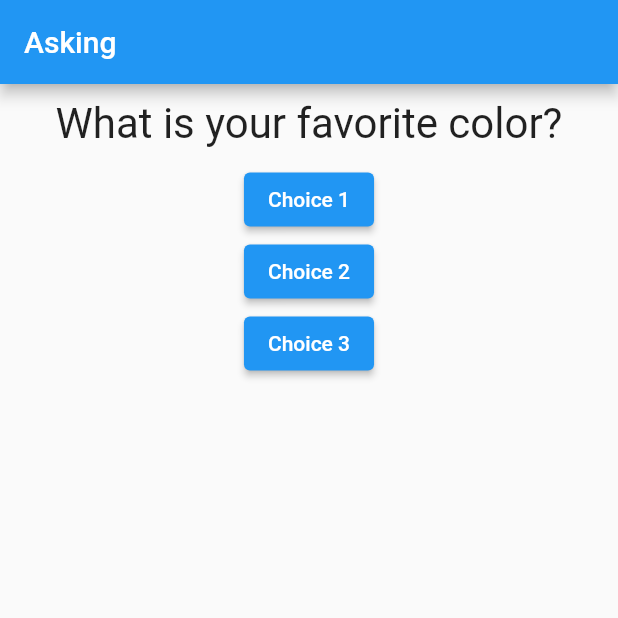
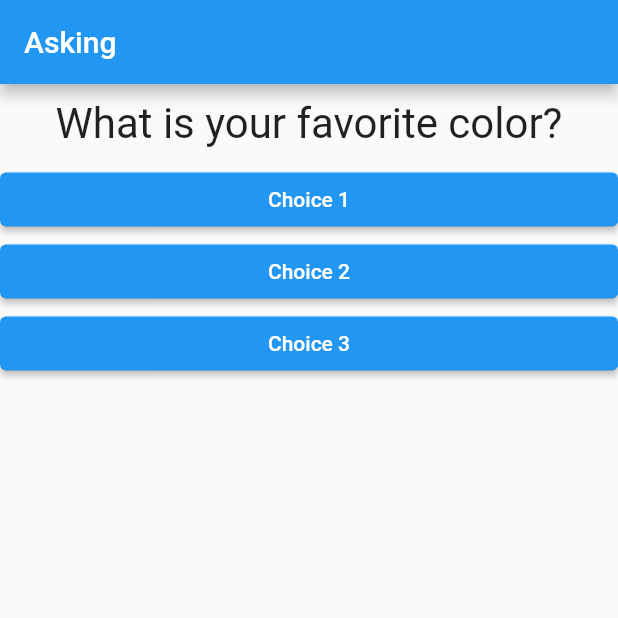
Before and after one commit to davisantosr/ask_questions_flutter_app, a Flutter app: the screen it shows after launch, on a phone screen of 412 x 824 dp, the top half of it. Run offline on Flutter 3.47's test engine with Material 2 defaults, Android fonts, the phone set to English and light mode, and no system bars.

Commit message:
add Answer | add cb

```diff
--- /dev/null
+++ b/lib/answer.dart
@@ -0,0 +1,18 @@
+import 'package:flutter/material.dart';
+
+class Answer extends StatelessWidget {
+  final String text;
+  final void Function() onSelection;
+
+  Answer(this.text, this.onSelection);
+
+  @override
+  Widget build(BuildContext context) {
+    return Container(
+        width: double.infinity,
+        child: ElevatedButton(
+          child: Text(text),
+          onPressed: onSelection,
+        ));
+  }
+}
--- a/lib/main.dart
+++ b/lib/main.dart
@@ -1,5 +1,6 @@
 import 'package:flutter/material.dart';
 import './question.dart';
+import './answer.dart';
 
 main() => runApp(new AskApp());
 
@@ -27,12 +28,9 @@ class _AskAppState extends State<AskApp> {
         ),
         body: Column(children: [
           Question(asks.elementAt(_selectedAsk)),
-          ElevatedButton(
-            child: Text('Choice 1'),
-            onPressed: _answer,
-          ),
-          ElevatedButton(child: Text('Choice 2'), onPressed: _answer),
-          ElevatedButton(child: Text('Choice 3'), onPressed: _answer),
+          Answer('Choice 1', _answer),
+          Answer('Choice 2', _answer),
+          Answer('Choice 3', _answer),
         ]),
       ),
     );
```
